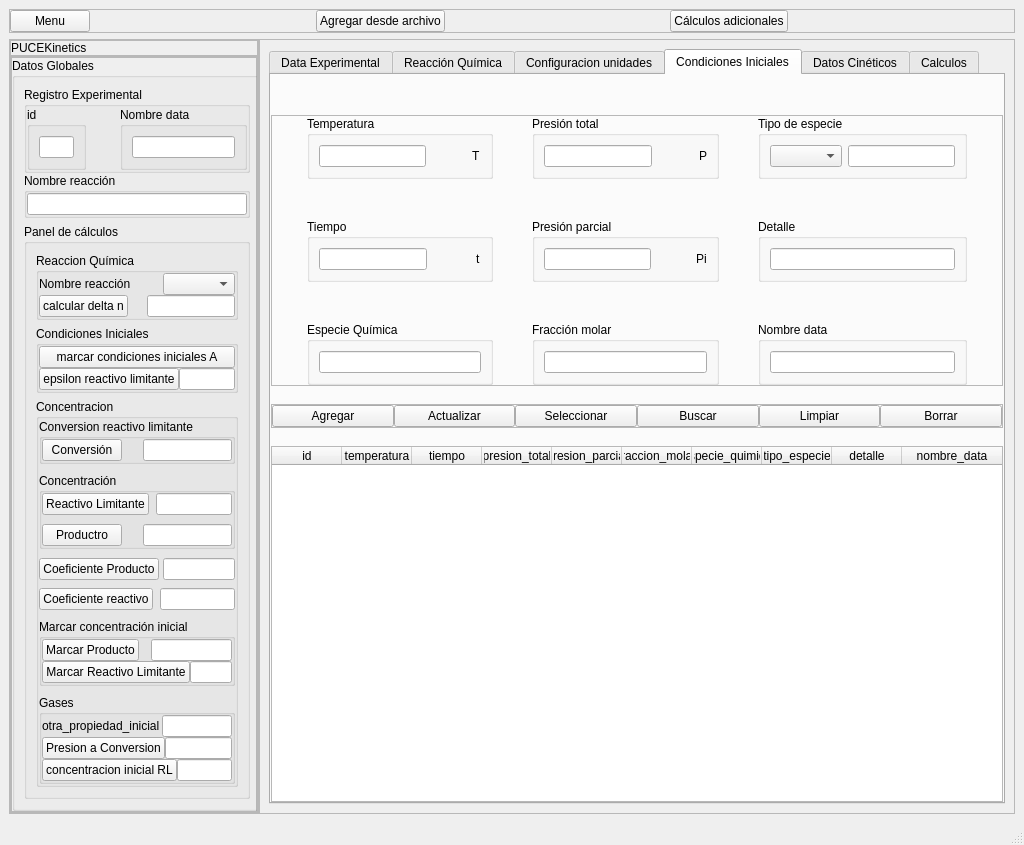
First picture: the form in flujo_datos_gui_v5.ui, repository JuandresPUCE/tesis_pyqt_sqlite, before the edit.
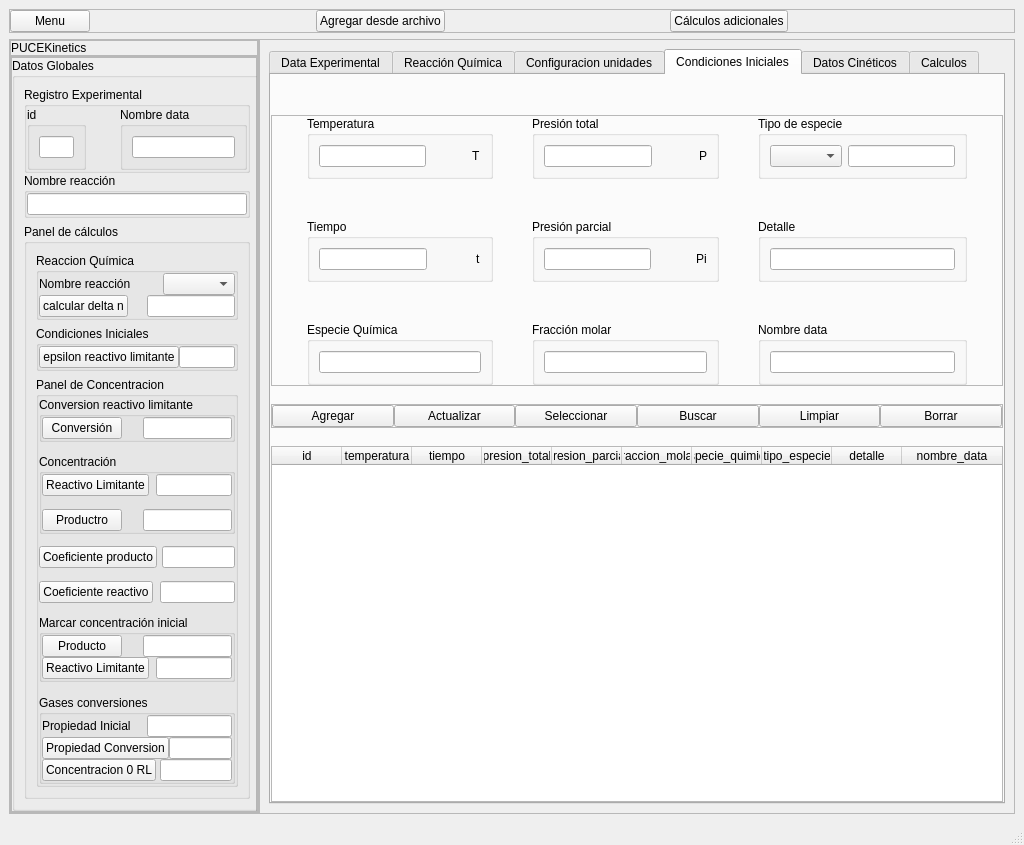
Second picture: the form after the edit. The open tabs and pages were chosen to show the change.

```diff
--- a/flujo_datos_gui_v5.ui
+++ b/flujo_datos_gui_v5.ui
@@ -594,13 +594,6 @@
                              <property name="spacing">
                               <number>0</number>
                              </property>
-                             <item>
-                              <widget class="QPushButton" name="marcar_ci_btn">
-                               <property name="text">
-                                <string>marcar condiciones iniciales A</string>
-                               </property>
-                              </widget>
-                             </item>
                              <item>
                               <spacer name="verticalSpacer_4">
                                <property name="orientation">
@@ -665,7 +658,7 @@
                         <item>
                          <widget class="QGroupBox" name="groupBox_4">
                           <property name="title">
-                           <string>Concentracion</string>
+                           <string>Panel de Concentracion</string>
                           </property>
                           <layout class="QVBoxLayout" name="verticalLayout_32">
                            <property name="spacing">
@@ -903,7 +896,7 @@
                                <item>
                                 <widget class="QPushButton" name="marcar_coeficiente_producto_btn">
                                  <property name="text">
-                                  <string>Coeficiente Producto</string>
+                                  <string>Coeficiente producto</string>
                                  </property>
                                 </widget>
                                </item>
@@ -1010,7 +1003,7 @@
                                   <item>
                                    <widget class="QPushButton" name="marcar_producto0_btn">
                                     <property name="text">
-                                     <string>Marcar Producto</string>
+                                     <string>Producto</string>
                                     </property>
                                    </widget>
                                   </item>
@@ -1040,7 +1033,7 @@
                                   <item>
                                    <widget class="QPushButton" name="marcar_a0_btn">
                                     <property name="text">
-                                     <string>Marcar Reactivo Limitante</string>
+                                     <string>Reactivo Limitante</string>
                                     </property>
                                    </widget>
                                   </item>
@@ -1081,7 +1074,7 @@
                              <item>
                               <widget class="QGroupBox" name="groupBox_5">
                                <property name="title">
-                                <string>Gases</string>
+                                <string>Gases conversiones</string>
                                </property>
                                <layout class="QVBoxLayout" name="verticalLayout_72">
                                 <property name="spacing">
@@ -1115,7 +1108,7 @@
                                        </size>
                                       </property>
                                       <property name="text">
-                                       <string>otra_propiedad_inicial</string>
+                                       <string>Propiedad Inicial</string>
                                       </property>
                                       <property name="textFormat">
                                        <enum>Qt::AutoText</enum>
@@ -1164,7 +1157,7 @@
                                     <item>
                                      <widget class="QPushButton" name="conversion_gas_epsilon_a">
                                       <property name="text">
-                                       <string>Presion a Conversion</string>
+                                       <string>Propiedad Conversion</string>
                                       </property>
                                      </widget>
                                     </item>
@@ -1204,7 +1197,7 @@
                                     <item>
                                      <widget class="QPushButton" name="concentracion_irl_btn">
                                       <property name="text">
-                                       <string>concentracion inicial RL</string>
+                                       <string>Concentracion 0 RL</string>
                                       </property>
                                      </widget>
                                     </item>
```
Left out of the diff: 4 changed lines with no effect on the pictures.
